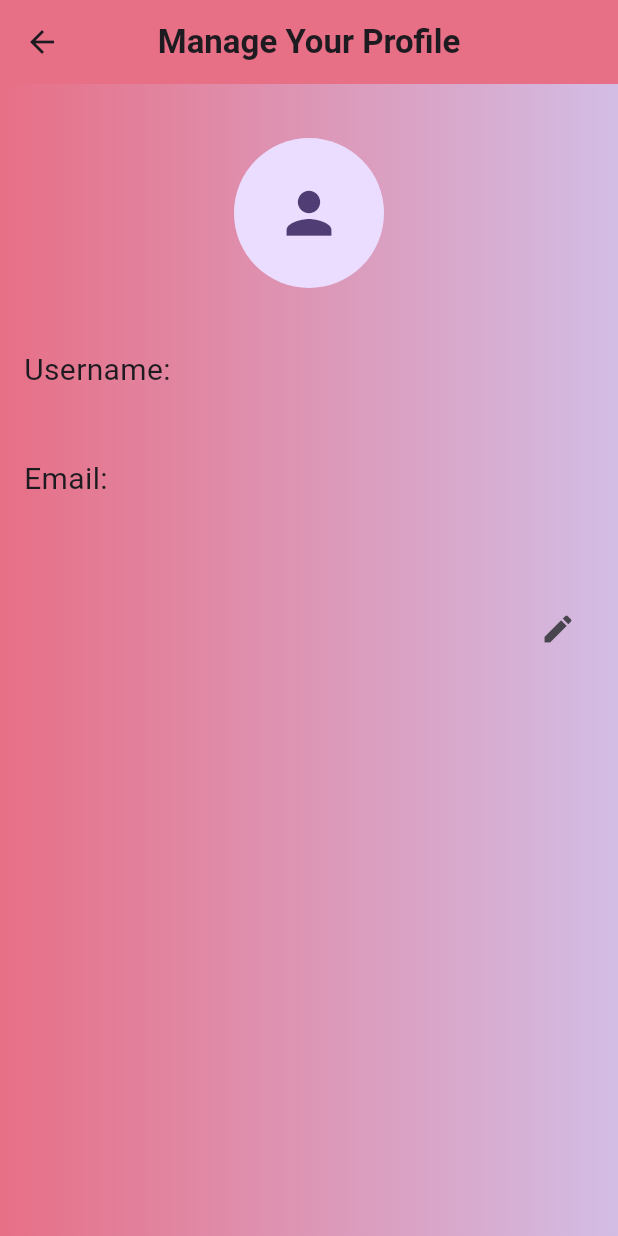
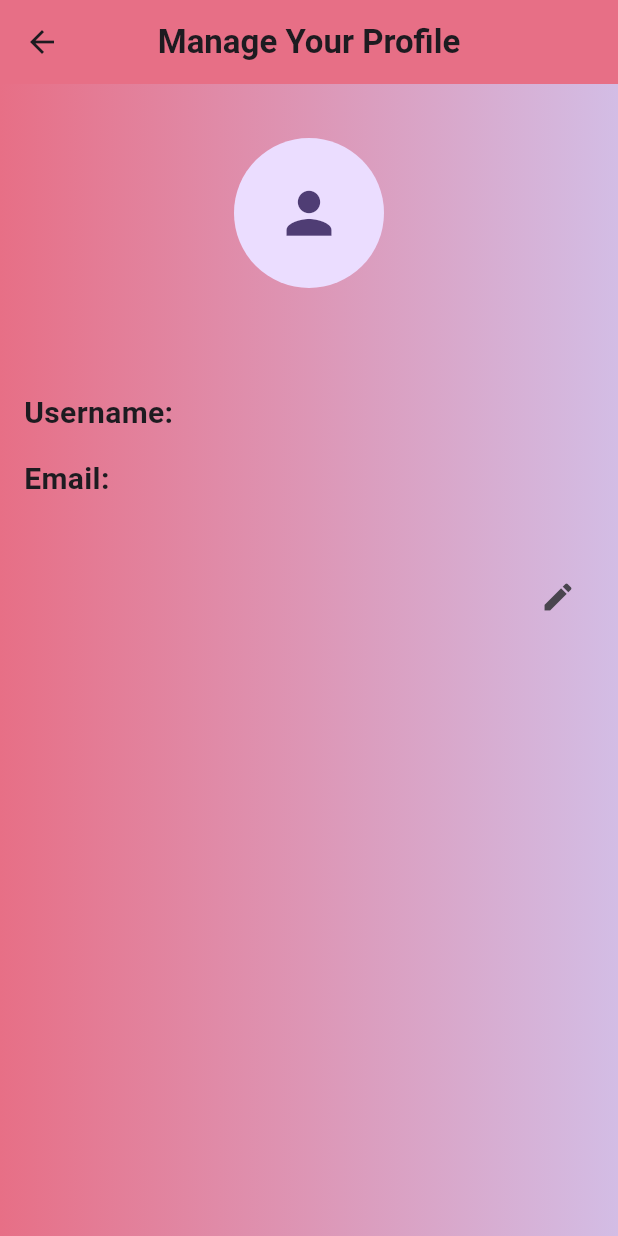
Before and after one commit to bahiznalakath/Servant_Management, a Flutter app: the UserDetailsPage screen opened directly, on a phone screen of 412 x 824 dp. Run offline on Flutter 3.47's test engine with Material 2 defaults, Android fonts, the phone set to English and light mode, and no system bars; our stand-ins replace carousel_slider, cloud_firestore, firebase_auth, firebase_core, firebase_storage, flutter_spinkit and 2 more; accounts and stored records are empty.

Commit message:
Add new updates in ui

```diff
--- a/lib/Login.dart
+++ b/lib/Login.dart
@@ -1,4 +1,3 @@
-
 import 'package:flutter/material.dart';
 import 'UI/more_about.dart';
 import 'UI/servant/login_screen.dart';
@@ -27,7 +26,6 @@ class _LoginPageState extends State<LoginPage> {
         child: Column(
           mainAxisAlignment: MainAxisAlignment.center,
           children: [
-            // const SizedBox(height: 50,),
             const Spacer(),
             const Padding(
               padding: EdgeInsets.all(20.0),
--- a/lib/UI/user/manage_profile_screen.dart
+++ b/lib/UI/user/manage_profile_screen.dart
@@ -46,13 +46,21 @@ class _UserDetailsPageState extends State<UserDetailsPage> {
           child: ListView(
             children: <Widget>[
               const SizedBox(height: 20),
-              const Center(
-                child: CircleAvatar(
+              Center(
+                child: Column(
+                  children: [
+                    CircleAvatar(
                       radius: 50,
                       child: Icon(
                         Icons.person,
                         size: 45,
                       ),
+                    ),
+                    Text(
+                      username,
+                      style: TextStyle(fontSize: 20),
+                    ),
+                  ],
                 ),
               ),
               const SizedBox(
@@ -64,25 +72,38 @@ class _UserDetailsPageState extends State<UserDetailsPage> {
                   SizedBox(
                     height: 20,
                   ),
+                  Row(
+                    children: [
                       Text(
                         'Username:',
-                    style: const TextStyle(fontSize: 20),
+                        style: const TextStyle(fontSize: 20,fontWeight: FontWeight.bold),
                       ),
+                      SizedBox(width: 4,),
                       if (_isEditing)
-                    TextFormField(
+                        Expanded(
+                          child: TextFormField(
                             controller: _usernameController,
                             decoration: InputDecoration(hintText: username),
+                          ),
                         ),
                       if (!_isEditing)
                         Text(
                           username,
                           style: TextStyle(fontSize: 20),
                         ),
+                    ],
+                  ),
+
                   SizedBox(
                     height: 15,
                   ),
-                  Text('Email:', style: const TextStyle(fontSize: 20)),
-                  Text(myEmail), // Display the user's email.
+                  Row(
+                    children: [
+                      Text('Email:', style: const TextStyle(fontSize: 20,fontWeight: FontWeight.bold)),
+                      Text(myEmail,style: TextStyle(fontSize: 20),),
+                    ],
+                  ),
+                 // Display the user's email.
                   const SizedBox(
                     height: 20,
                     width: 20,
--- a/lib/main.dart
+++ b/lib/main.dart
@@ -4,19 +4,15 @@ import 'Firebase/firebase_options.dart';
 import 'UI/splashscreen.dart';
 
 void main() async {
-  // Initialize Firebase
-  WidgetsFlutterBinding.ensureInitialized(); // Ensure that Flutter is initialized first
+  WidgetsFlutterBinding.ensureInitialized();
   await Firebase.initializeApp(
     options: DefaultFirebaseOptions.currentPlatform,
   );
-
   runApp(const MyApp());
 }
-
 class MyApp extends StatelessWidget {
   const MyApp({super.key});
 
-  // This widget is the root of your application.
   @override
   Widget build(BuildContext context) {
     return MaterialApp(
```
Also changed, not shown: lib/UI/servant/accept_reject_screen.dart (+53 -14 lines), lib/UI/splashscreen.dart (+27 -30 lines), lib/UI/user/WorkerDetailsPage.dart (+45 -23 lines), lib/UI/user/registration_screen.dart (+23 -42 lines). Lines whose indentation alone changed are shown as unchanged.
